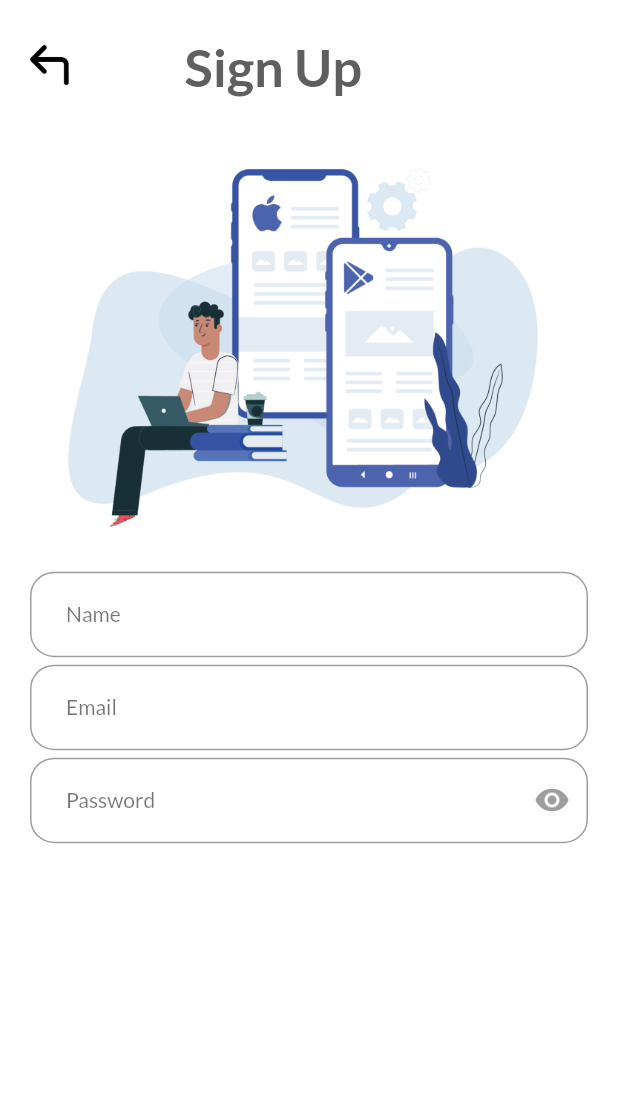
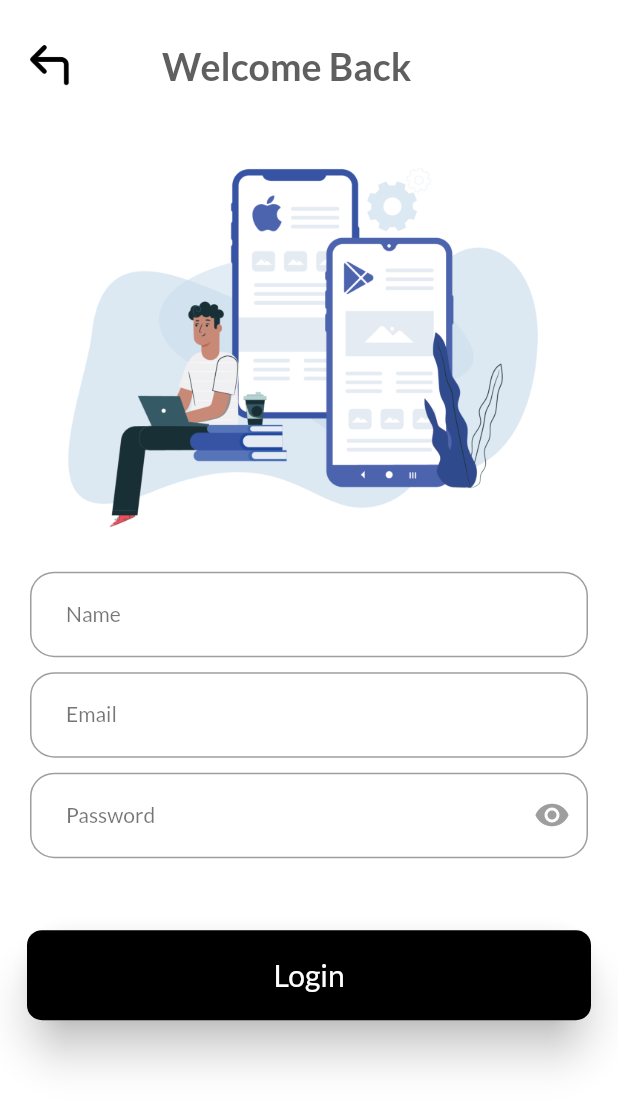
Before and after one commit to Blockchain-Research-Lab-Trainees/BRL-Task-1, a Flutter app: the SignUp screen opened directly, on a phone screen of 412 x 824 dp. Shown: the top 1107 px of the screen. Run offline on Flutter 3.47's test engine with Material 2 defaults, Android fonts, the phone set to English and light mode, and no system bars; our stand-ins replace google_fonts.

Commit message:
Mistakenly gave the incorrect name of Login Screen

```diff
--- a/lib/screens/signup_screen.dart
+++ b/lib/screens/login_screen.dart
@@ -1,4 +1,5 @@
  import 'package:flutter/material.dart';
+import 'package:trainee_login/screens/welcome_screen.dart';
 
 
 class SignUp extends StatelessWidget {
@@ -7,20 +8,26 @@ class SignUp extends StatelessWidget {
   @override
   Widget build(BuildContext context) {
     return Scaffold(
-      // appBar: AppBar(
-      //   backgroundColor: Colors.white,
-      //   leading: IconButton(
-      //     onPressed: () {
 
-      //         Navigator.pop(context);
+      /*
 
-      //     },
-      //     icon: const Padding(
-      //       padding: EdgeInsets.only(left: 12.0),
-      //       child: Image(image: AssetImage('assets/images/back_arrow.png', ), width: 30, fit: BoxFit.scaleDown,),
-      //     ),),
 
-        /*
+
+
+      appBar: AppBar(
+        backgroundColor: Colors.white,
+        leading: IconButton(
+          onPressed: () {
+
+              Navigator.pop(context);
+
+          },
+          icon: const Padding(
+            padding: EdgeInsets.only(left: 12.0),
+            child: Image(image: AssetImage('assets/images/back_arrow.png', ), width: 30, fit: BoxFit.scaleDown,),
+          ),),
+
+
 
 
         title: const Text('Sign Up' , style: TextStyle(color: Color.fromARGB(255, 95, 95, 95),
@@ -28,9 +35,10 @@ class SignUp extends StatelessWidget {
         fontWeight: FontWeight.bold,
 
 
+
         */
 
-        // ),),
+
 
       body:  SafeArea(
         child: SingleChildScrollView(
@@ -60,9 +68,9 @@ class SignUp extends StatelessWidget {
                       width: 10,
                     ),
                     const Padding(
-                      padding: EdgeInsets.only(left: 55.0),
-                      child: Text('Sign Up' , style: TextStyle(color: Color.fromARGB(255, 95, 95, 95),
-                        fontSize: 35,
+                      padding: EdgeInsets.only(left: 40.0),
+                      child: Text('Welcome Back' , style: TextStyle(color: Color.fromARGB(255, 95, 95, 95),
+                        fontSize: 25,
                         fontWeight: FontWeight.bold,
 
 
@@ -70,6 +78,8 @@ class SignUp extends StatelessWidget {
                     ),
                 ],
                 ),
+
+
 
 
               /*
@@ -104,7 +114,7 @@ class SignUp extends StatelessWidget {
 
                 ),
                 const SizedBox(
-                  height: 5,
+                  height: 10,
                 ),
                 const Padding(
                   padding: EdgeInsets.symmetric(horizontal: 20),
@@ -131,7 +141,7 @@ class SignUp extends StatelessWidget {
                   ),
                 ),
                 const SizedBox(
-                  height: 5,
+                  height: 10,
                 ),
                  Padding(
                   padding: const EdgeInsets.symmetric(horizontal: 20),
@@ -162,7 +172,65 @@ class SignUp extends StatelessWidget {
 
 
                   ),
-                )
+                ),
+
+                const SizedBox(
+                  height: 30 ,
+                ),
+
+            Padding(
+              padding: const EdgeInsets.all(18.0),
+              child: Container(
+
+              height: 60,
+              decoration: BoxDecoration(
+                borderRadius: BorderRadius.circular(10),
+                color: Colors.white,
+              ),
+              child:  Row(
+
+                children: [
+
+                  /*
+
+
+                  Expanded(
+
+                      child: MySignUp(
+                        buttonName: 'Login',
+                        onTap: () {},
+                        bgColor: Colors.black,
+                        textColor: Colors.white,
+                      ),
+                    ),
+                    const SizedBox(
+                      width: 10,
+
+                    ),
+
+
+                  */
+
+
+                     Expanded(
+                      child: Login(
+                        buttonName: 'Login',
+                        onTap: () {
+                          Navigator.push(
+                            context,
+                            MaterialPageRoute(
+                              builder: (context) => const Welcome(),
+                            ),
+                          );
+                        },
+                        bgColor: Colors.black,
+                        textColor: Colors.white,
+                      ),
+                    ),
+                ],
+              ),
+                      ),
+            )
 
             ],
 
@@ -212,3 +280,46 @@ class MyTextField extends StatelessWidget {
     );
   }
 }
+
+
+
+class Login extends StatelessWidget {
+  const Login({
+    Key? key,
+    required this.buttonName,
+    required this.onTap,
+    required this.bgColor,
+    required this.textColor,
+  }) : super(key: key);
+
+  final String buttonName;
+  final VoidCallback onTap;
+  final Color bgColor;
+  final Color textColor;
+
+  @override
+  Widget build(BuildContext context) {
+    return Container(
+      height: 60,
+      width: double.infinity,
+      decoration: BoxDecoration(
+        borderRadius: BorderRadius.circular(10),
+        color: bgColor,
+      ),
+      child: TextButton(
+        style: ButtonStyle(
+          elevation: MaterialStateProperty.all(12),
+          shadowColor: MaterialStateProperty.all(Colors.black),
+          overlayColor: MaterialStateProperty.resolveWith(
+            (states) => Colors.transparent,
+          ),
+        ),
+        onPressed: onTap,
+        child: Text(
+          buttonName,
+          style: TextStyle(fontSize: 20, color: textColor),
+        ),
+      ),
+    );
+  }
+}
--- a/lib/screens/welcome_screen.dart
+++ b/lib/screens/welcome_screen.dart
@@ -1,5 +1,5 @@
 import 'package:flutter/material.dart';
-import '../screens/signup_screen.dart';
+import 'login_screen.dart';
 
 class Welcome extends StatelessWidget {
   const Welcome({super.key});
```
